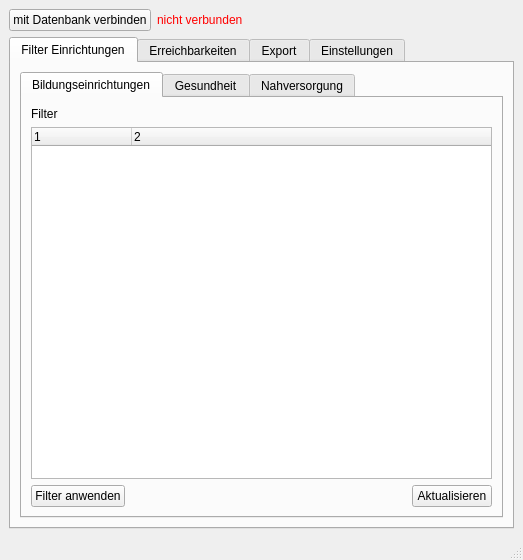
The window that shkplugin/shk_plugin_dialog_base.ui (ChrFr/qgis-OTP) describes before a commit, drawn with Qt 5.
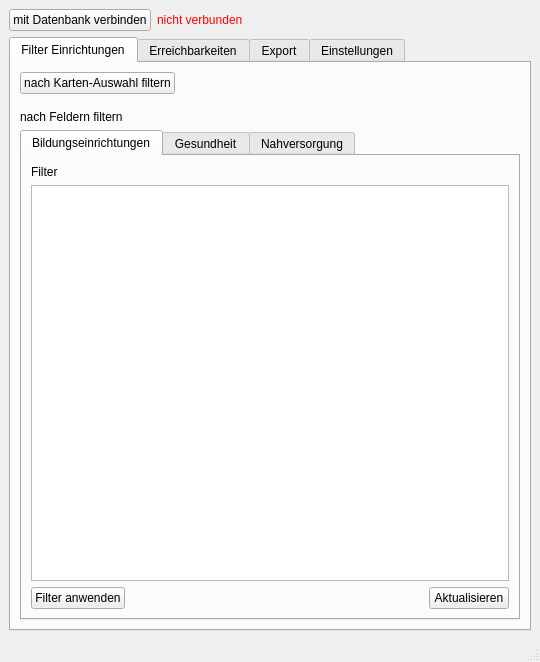
The same window after the commit. The open tabs and pages were chosen to show the change.

Commit message: New Feature: filter by selection; Update: unique filter-name proposals

Patch:
```diff
--- a/shkplugin/shk_plugin_dialog_base.ui
+++ b/shkplugin/shk_plugin_dialog_base.ui
@@ -6,8 +6,8 @@
    <rect>
     <x>0</x>
     <y>0</y>
-    <width>523</width>
-    <height>560</height>
+    <width>540</width>
+    <height>662</height>
    </rect>
   </property>
   <property name="windowTitle">
@@ -50,7 +50,10 @@
      </layout>
     </item>
     <item>
-     <widget class="QTabWidget" name="tabWidget_2">
+     <widget class="QTabWidget" name="main_tabs">
+      <property name="enabled">
+       <bool>true</bool>
+      </property>
       <property name="currentIndex">
        <number>0</number>
       </property>
@@ -59,6 +62,53 @@
         <string>Filter Einrichtungen</string>
        </attribute>
        <layout class="QVBoxLayout" name="verticalLayout_2">
+        <item>
+         <layout class="QHBoxLayout" name="horizontalLayout_9">
+          <item>
+           <widget class="QPushButton" name="filter_selection_button">
+            <property name="text">
+             <string>nach Karten-Auswahl filtern</string>
+            </property>
+           </widget>
+          </item>
+          <item>
+           <spacer name="horizontalSpacer_12">
+            <property name="orientation">
+             <enum>Qt::Horizontal</enum>
+            </property>
+            <property name="sizeHint" stdset="0">
+             <size>
+              <width>40</width>
+              <height>20</height>
+             </size>
+            </property>
+           </spacer>
+          </item>
+         </layout>
+        </item>
+        <item>
+         <spacer name="verticalSpacer_11">
+          <property name="orientation">
+           <enum>Qt::Vertical</enum>
+          </property>
+          <property name="sizeType">
+           <enum>QSizePolicy::Fixed</enum>
+          </property>
+          <property name="sizeHint" stdset="0">
+           <size>
+            <width>20</width>
+            <height>10</height>
+           </size>
+          </property>
+         </spacer>
+        </item>
+        <item>
+         <widget class="QLabel" name="label_5">
+          <property name="text">
+           <string>nach Feldern filtern</string>
+          </property>
+         </widget>
+        </item>
         <item>
          <widget class="QTabWidget" name="selection_tabs">
           <property name="currentIndex">
@@ -75,7 +125,7 @@
                <number>2</number>
               </property>
               <attribute name="headerVisible">
-               <bool>true</bool>
+               <bool>false</bool>
               </attribute>
               <column>
                <property name="text">
```
Left out of the diff: 4 changed lines with no effect on the pictures. The commit also changes 1 other file.
